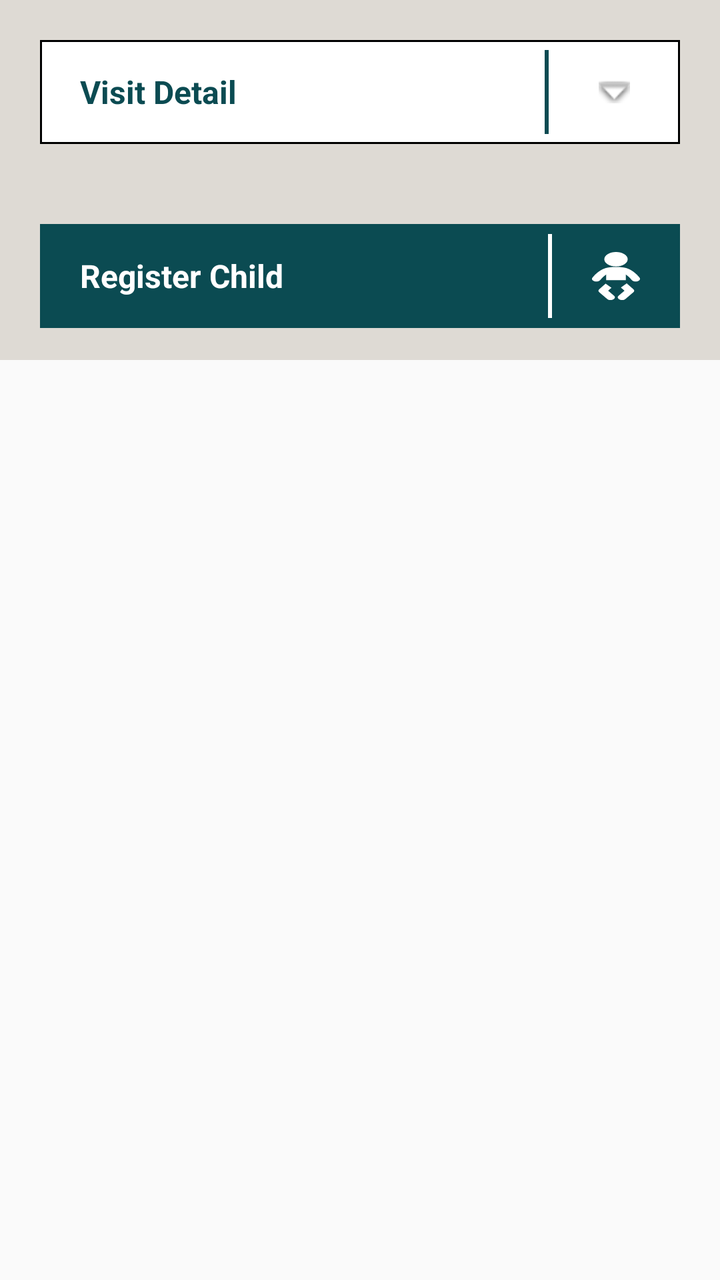
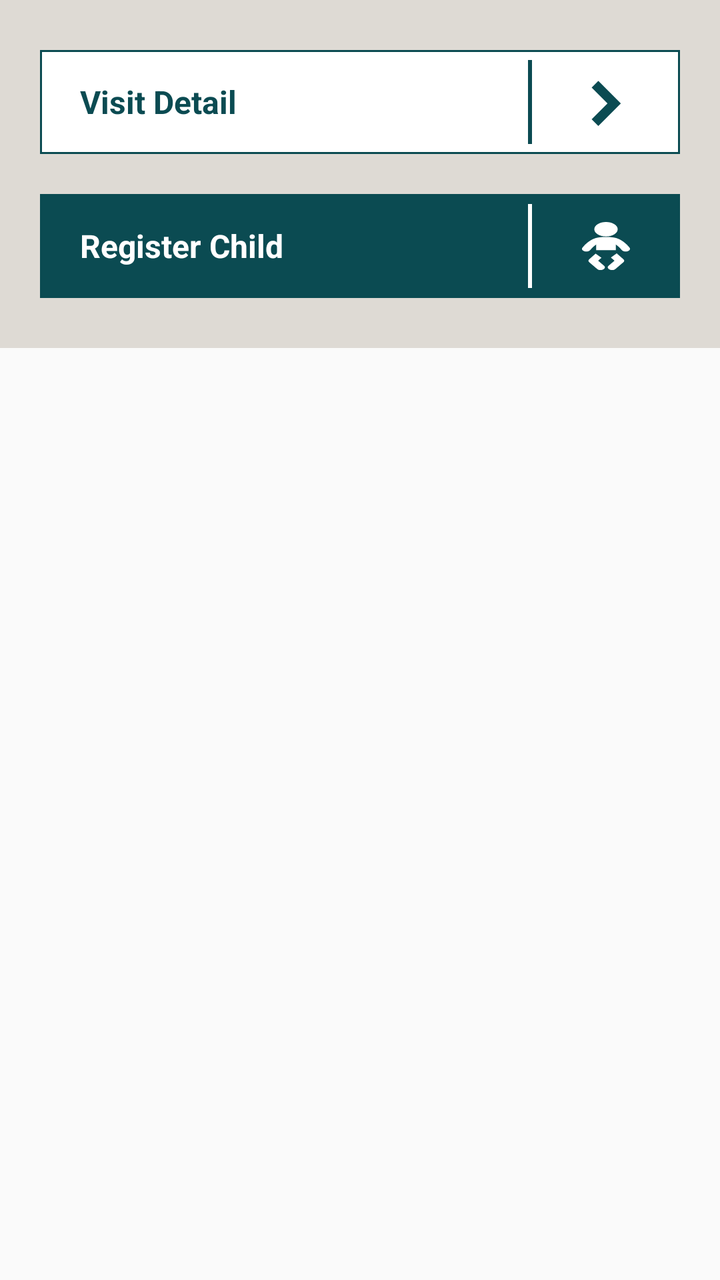

An Android layout rendered at two revisions. The XML below is the earlier revision; the diff shows what the commit changed to produce the second picture.
<!-- AndroidManifest.xml: application theme AppTheme -->
<!-- res/layout/activity_register_child.xml -->
<?xml version="1.0" encoding="utf-8"?>
<LinearLayout xmlns:android="http://schemas.android.com/apk/res/android"
    android:orientation="vertical"
    android:layout_width="match_parent"
    android:layout_height="match_parent"
    android:background="@color/clmrs_bg">

    <LinearLayout
        android:layout_width="match_parent"
        android:layout_height="180dp"
        android:orientation="vertical"
        android:background="@color/clmrs_bg_gray">

    <LinearLayout
        android:orientation="horizontal"
        android:id="@+id/childVisitDetailButton"
        android:layout_width="match_parent"
        android:layout_height="52dp"
        android:layout_margin="20dp"

        android:weightSum="3"
        android:background="@drawable/border_white_bg">

        <TextView
            android:layout_width="wrap_content"
            android:layout_height="wrap_content"
            android:text="@string/visit_detail"
            android:layout_gravity="center|left"
            android:paddingLeft="20dp"
            android:textStyle="bold"
            android:textSize="16dp"
            android:layout_weight="3"
            android:textColor="@color/clmrs_tv_green" />

        <View
            android:layout_width="2dp"
            android:layout_height="match_parent"
            android:layout_marginTop="5dp"
            android:layout_marginBottom="5dp"
            android:background="@color/clmrs_tv_green"/>

        <ImageView
            android:layout_width="wrap_content"
            android:layout_height="wrap_content"
            android:layout_gravity="center"
            android:paddingLeft="25dp"
            android:paddingRight="25dp"
            android:src="@android:drawable/arrow_down_float"/>

    </LinearLayout>


        <LinearLayout
            android:orientation="horizontal"
            android:id="@+id/addChildButton"
            android:layout_width="match_parent"
            android:layout_height="52dp"
            android:layout_margin="20dp"
            android:weightSum="3"
            android:background="@drawable/border_green_bg">

            <TextView
                android:layout_width="wrap_content"
                android:layout_height="wrap_content"
                android:text="@string/register_child"
                android:layout_gravity="center|left"
                android:paddingLeft="20dp"
                android:textStyle="bold"
                android:textSize="16dp"
                android:layout_weight="3"
                android:textColor="@color/ofis_base_font_white" />

            <View
                android:layout_width="2dp"
                android:layout_height="match_parent"
                android:layout_marginTop="5dp"
                android:layout_marginBottom="5dp"
                android:background="@color/ofis_base_font_white"/>

            <ImageView
                android:layout_width="wrap_content"
                android:layout_height="wrap_content"
                android:layout_gravity="center"
                android:paddingLeft="20dp"
                android:paddingRight="20dp"
                android:src="@drawable/ic_registerchild_white"/>

        </LinearLayout>
    </LinearLayout>



    <android.support.v7.widget.RecyclerView
        android:id="@+id/registerChildRecycleView"
        android:layout_width="match_parent"
        android:layout_height="wrap_content"
        android:layout_margin="10dp">
    </android.support.v7.widget.RecyclerView>

</LinearLayout>
<!-- resources referenced by this layout -->
<resources>
  <color name="clmrs_bg">#FAFAFA</color>
  <color name="clmrs_bg_gray">#DEDAD4</color>
  <color name="clmrs_tv_green">#0B4B52</color>
  <color name="ofis_base_font_white">#ffffff</color>
  <!-- drawable border_green_bg (drawable-xhdpi) -->
  <?xml version="1.0" encoding="utf-8"?>
  <shape xmlns:android="http://schemas.android.com/apk/res/android" android:shape="rectangle">
      <solid android:color="@color/clmrs_tv_green" />
      <stroke
          android:width="1dip"
          android:color="@color/clmrs_tv_green" />
  </shape>
  <!-- drawable border_white_bg (drawable-xhdpi) -->
  <?xml version="1.0" encoding="utf-8"?>
  <shape xmlns:android="http://schemas.android.com/apk/res/android" android:shape="rectangle">
      <solid android:color="@color/ofis_base_font_white" />
      <stroke
          android:width="1dip"
          android:color="@android:color/black" />
  </shape>
  <!-- drawable ic_registerchild_white (drawable) -->
  <vector android:height="24dp" android:viewportHeight="32.567"
      android:viewportWidth="20.129" android:width="24dp" xmlns:android="http://schemas.android.com/apk/res/android">
      <path android:fillColor="#fff" android:pathData="M10.064,9.802a4.9,4.9 0,1 0,-4.9 -4.9A4.9,4.9 0,0 0,10.064 9.802Z"/>
      <path android:fillColor="#fff" android:pathData="M6.765,26.261l1.4,-1.984 -2.443,-2.833 -2.668,3.789a1.814,1.814 0,0 0,0.015 2.11l3.247,4.476a1.814,1.814 0,0 0,2.937 -2.131Z"/>
      <path android:fillColor="#fff" android:pathData="M14.554,21.275l-2.443,2.833 1.516,2.153 -2.486,3.426a1.814,1.814 0,1 0,2.937 2.131l3.248,-4.476a1.814,1.814 0,0 0,0.015 -2.11Z"/>
      <path android:fillColor="#fff" android:pathData="M19.961,17.476c-0.282,-0.61 -2.861,-5.984 -6.615,-6.953a13.47,13.47 0,0 0,-3.271 -0.4h-0.022a13.468,13.468 0,0 0,-3.272 0.4c-3.753,0.969 -6.332,6.343 -6.614,6.953a1.814,1.814 0,1 0,3.294 1.522,15.355 15.355,0 0,1 2.5,-3.746 4.179,4.179 0,0 0,-0.046 0.614v3.285h8.294v-3.285a4.181,4.181 0,0 0,-0.047 -0.622,15.329 15.329,0 0,1 2.5,3.754 1.814,1.814 0,0 0,3.294 -1.522Z"/>
  </vector>
  <string name="register_child">Register Child</string>
  <string name="visit_detail">Visit Detail</string>
  <style name="SpinnerItem" parent="android:Widget.Holo.DropDownItem">
          <item name="android:textColor">@color/ofis_base_font_white</item>
          <item name="android:textSize">@dimen/ofis_spinner_text</item>
      </style>
  <style name="SpinnerItem.DropDownItem" parent="android:Widget.Holo.DropDownItem.Spinner">
          <item name="android:textColor">@color/ofis_text_field</item>
          <item name="android:background">@color/ofis_spinner_item_background</item>
      </style>
  <style name="StandardSpinner" parent="android:Widget.Holo.Light.ListView">
          <item name="android:dividerHeight">@dimen/ofis_spinner_itemseparator</item>
          <item name="android:divider">@color/ofis_spinner_divider</item>
      </style>
  <style name="AppTheme.ActionBarStyle" parent="android:Widget.Holo.Light.ActionBar">
          <item name="android:titleTextStyle">@style/AppTheme.ActionBar.TitleTextStyle</item>
      </style>
  <dimen name="ofis_spinner_text">14sp</dimen>
  <color name="ofis_text_field">#DE000000</color>
  <color name="ofis_spinner_item_background">@color/ofis_actionbar_background</color>
  <dimen name="ofis_spinner_itemseparator">1dp</dimen>
  <color name="ofis_spinner_divider">#ff333333</color>
  <style name="AppTheme.ActionBar.TitleTextStyle" parent="android:TextAppearance">
          <item name="android:textSize">@dimen/ofis_med_text</item>
      </style>
  <color name="ofis_actionbar_background">#dddddd</color>
  <dimen name="ofis_med_text">15sp</dimen>
  <!-- unchanged entries left out for length: 1 -->
</resources>

<!-- the commit's change to res/layout/activity_register_child.xml (unified diff, before → after) -->
@@ -7,19 +7,22 @@
 
     <LinearLayout
         android:layout_width="match_parent"
-        android:layout_height="180dp"
+        android:layout_height="wrap_content"
         android:orientation="vertical"
+        android:paddingLeft="20dp"
+        android:paddingTop="25dp"
+        android:paddingBottom="25dp"
+        android:paddingRight="20dp"
         android:background="@color/clmrs_bg_gray">
 
-    <LinearLayout
+    <RelativeLayout
         android:orientation="horizontal"
         android:id="@+id/childVisitDetailButton"
         android:layout_width="match_parent"
+        android:gravity="center_vertical"
         android:layout_height="52dp"
-        android:layout_margin="20dp"
-
         android:weightSum="3"
-        android:background="@drawable/border_white_bg">
+        android:background="@drawable/border_visit_detail_bg">
 
         <TextView
             android:layout_width="wrap_content"
@@ -28,6 +31,9 @@
             android:layout_gravity="center|left"
             android:paddingLeft="20dp"
             android:textStyle="bold"
+            android:layout_centerVertical="true"
+            android:layout_alignParentLeft="true"
+            android:layout_toLeftOf="@+id/view_line_visit_detail"
             android:textSize="16dp"
             android:layout_weight="3"
             android:textColor="@color/clmrs_tv_green" />
@@ -35,27 +41,32 @@
         <View
             android:layout_width="2dp"
             android:layout_height="match_parent"
+            android:id="@+id/view_line_visit_detail"
             android:layout_marginTop="5dp"
+            android:layout_toLeftOf="@+id/imgv_visit_detail"
             android:layout_marginBottom="5dp"
             android:background="@color/clmrs_tv_green"/>
 
         <ImageView
             android:layout_width="wrap_content"
             android:layout_height="wrap_content"
-            android:layout_gravity="center"
             android:paddingLeft="25dp"
+            android:id="@+id/imgv_visit_detail"
+            android:layout_alignParentRight="true"
+            android:layout_centerVertical="true"
+            android:rotation="270"
             android:paddingRight="25dp"
-            android:src="@android:drawable/arrow_down_float"/>
+            android:src="@drawable/ic_arrow_visit_detail"/>
 
-    </LinearLayout>
+    </RelativeLayout>
 
-
-        <LinearLayout
+        <RelativeLayout
             android:orientation="horizontal"
             android:id="@+id/addChildButton"
             android:layout_width="match_parent"
+            android:gravity="center_vertical"
             android:layout_height="52dp"
-            android:layout_margin="20dp"
+            android:layout_marginTop="20dp"
             android:weightSum="3"
             android:background="@drawable/border_green_bg">
 
@@ -66,26 +77,34 @@
                 android:layout_gravity="center|left"
                 android:paddingLeft="20dp"
                 android:textStyle="bold"
+                android:textColor="@color/ofis_base_font_white"
+                android:layout_centerVertical="true"
+                android:layout_alignParentLeft="true"
+                android:layout_toLeftOf="@+id/view_line_register_child"
                 android:textSize="16dp"
-                android:layout_weight="3"
-                android:textColor="@color/ofis_base_font_white" />
+                android:layout_weight="3"/>
 
             <View
                 android:layout_width="2dp"
                 android:layout_height="match_parent"
+                android:id="@+id/view_line_register_child"
                 android:layout_marginTop="5dp"
+                android:layout_toLeftOf="@+id/imgv_register_child"
                 android:layout_marginBottom="5dp"
+
                 android:background="@color/ofis_base_font_white"/>
 
             <ImageView
                 android:layout_width="wrap_content"
                 android:layout_height="wrap_content"
-                android:layout_gravity="center"
-                android:paddingLeft="20dp"
-                android:paddingRight="20dp"
-                android:src="@drawable/ic_registerchild_white"/>
+                android:paddingLeft="25dp"
+                android:id="@+id/imgv_register_child"
+                android:layout_alignParentRight="true"
+                android:layout_centerVertical="true"
+                android:paddingRight="25dp"
+                android:src="@drawable/ic_register_child"/>
 
-        </LinearLayout>
+        </RelativeLayout>
     </LinearLayout>
 
 
<!-- resource entries referenced after the edit -->
@@ -12,15 +12,20 @@
           android:width="1dip"
           android:color="@color/clmrs_tv_green" />
   </shape>
-  <!-- drawable border_white_bg (drawable-xhdpi) -->
+  <!-- drawable border_visit_detail_bg (drawable) -->
   <?xml version="1.0" encoding="utf-8"?>
   <shape xmlns:android="http://schemas.android.com/apk/res/android" android:shape="rectangle">
       <solid android:color="@color/ofis_base_font_white" />
       <stroke
           android:width="1dip"
-          android:color="@android:color/black" />
+          android:color="@color/clmrs_tv_green" />
   </shape>
-  <!-- drawable ic_registerchild_white (drawable) -->
+  <!-- drawable ic_arrow_visit_detail (drawable) -->
+  <vector android:height="24dp" android:viewportHeight="10"
+      android:viewportWidth="10" android:width="24dp" xmlns:android="http://schemas.android.com/apk/res/android">
+      <path android:fillColor="#FF0B4B52" android:pathData="M4.7,8.1 L0,3.4 1.4,2 4.7,5.3 8,2l1.4,1.4Z"/>
+  </vector>
+  <!-- drawable ic_register_child (drawable) -->
   <vector android:height="24dp" android:viewportHeight="32.567"
       android:viewportWidth="20.129" android:width="24dp" xmlns:android="http://schemas.android.com/apk/res/android">
       <path android:fillColor="#fff" android:pathData="M10.064,9.802a4.9,4.9 0,1 0,-4.9 -4.9A4.9,4.9 0,0 0,10.064 9.802Z"/>
